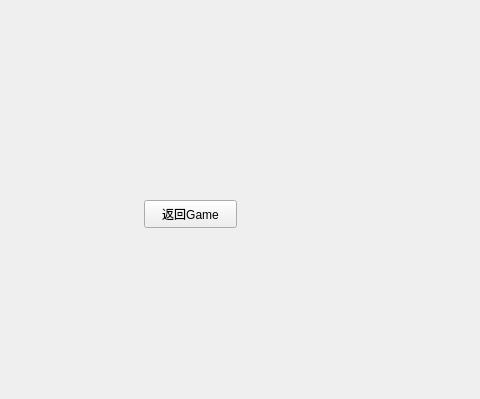
The window that csetdlg.ui (wgananh/Formal_Brmal_Bejeweled) describes before a commit, drawn with Qt 5; both pictures show x 96 to 576 and y 0 to 399 of the 800 by 600 pixel window.
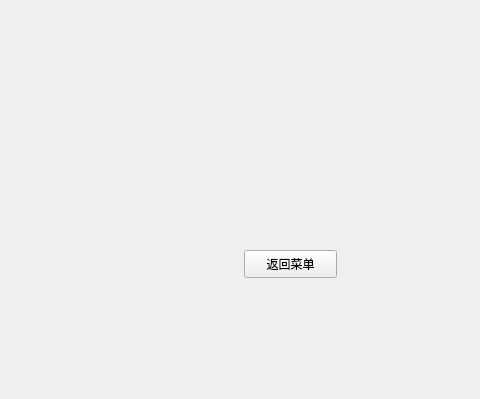
The same window after the commit.

The edit to the form file:
```diff
--- a/csetdlg.ui
+++ b/csetdlg.ui
@@ -17,14 +17,14 @@
    <widget class="QPushButton" name="btn_setToGame">
     <property name="geometry">
      <rect>
-      <x>240</x>
-      <y>200</y>
+      <x>340</x>
+      <y>250</y>
       <width>93</width>
       <height>28</height>
      </rect>
     </property>
     <property name="text">
-     <string>返回Game</string>
+     <string>返回菜单</string>
     </property>
    </widget>
   </widget>
```
Left out of the diff: 2 changed lines with no effect on the pictures.
